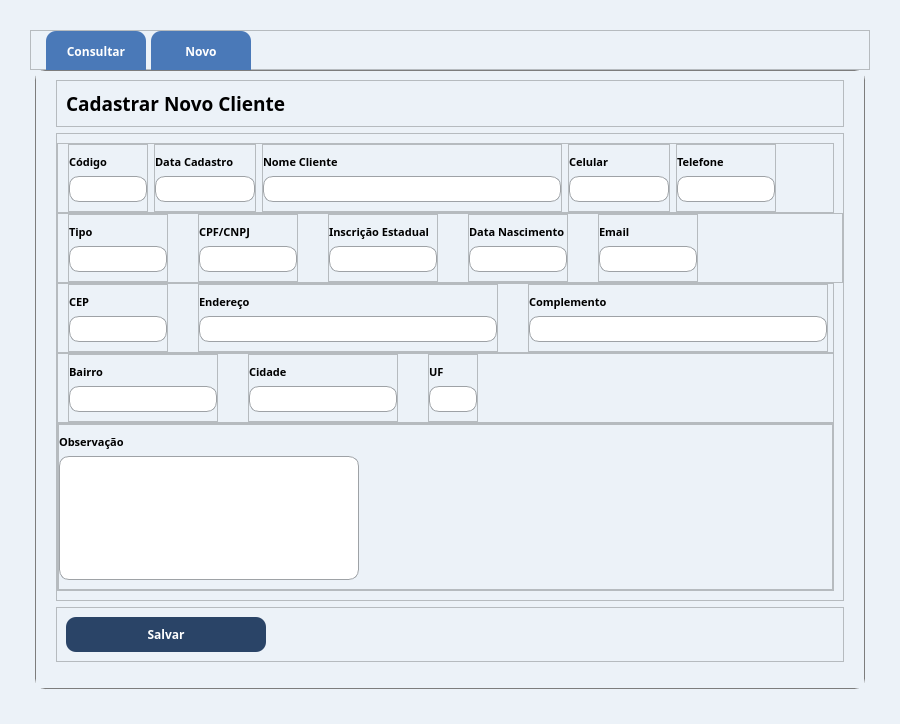
Above: interface/ui/clientes.ui from GsFerreira99/sistema-venda-calcados before the change. Below: the same form after it.
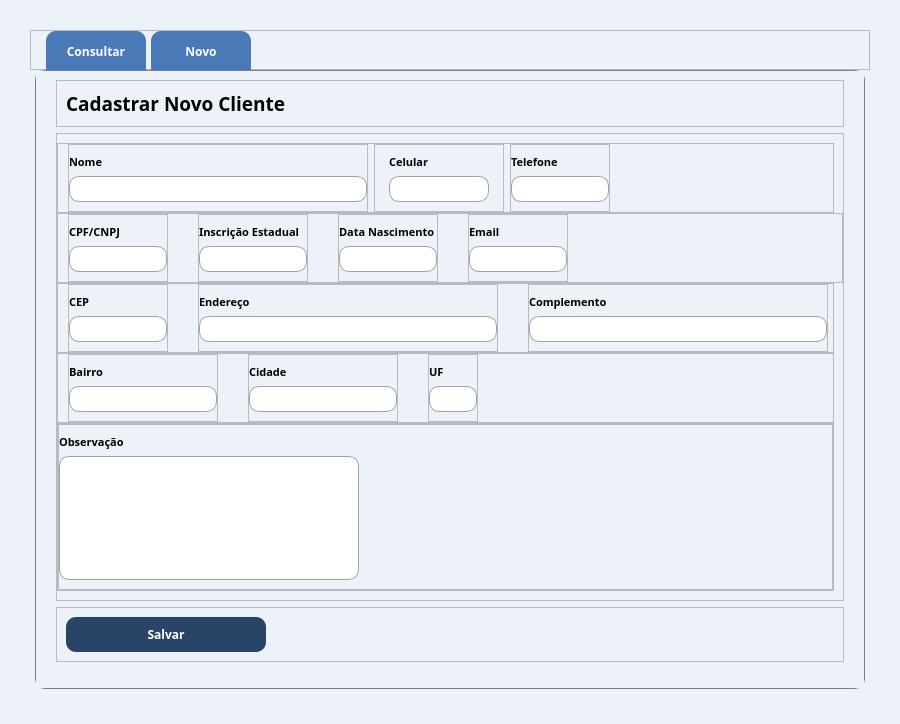
That is the form after the change. The open tabs and pages were chosen to show the change. Icons and pictures are not drawn.

Patch:
```diff
--- a/interface/ui/clientes.ui
+++ b/interface/ui/clientes.ui
@@ -514,7 +514,20 @@
               <number>9</number>
              </property>
              <item row="0" column="4">
-              <widget class="QFrame" name="frame_33">
+              <spacer name="horizontalSpacer_7">
+               <property name="orientation">
+                <enum>Qt::Horizontal</enum>
+               </property>
+               <property name="sizeHint" stdset="0">
+                <size>
+                 <width>40</width>
+                 <height>20</height>
+                </size>
+               </property>
+              </spacer>
+             </item>
+             <item row="0" column="2">
+              <widget class="QFrame" name="frame_29">
                <property name="maximumSize">
                 <size>
                  <width>100</width>
@@ -527,7 +540,7 @@
                <property name="frameShadow">
                 <enum>QFrame::Raised</enum>
                </property>
-               <layout class="QGridLayout" name="gridLayout_30">
+               <layout class="QGridLayout" name="gridLayout_26">
                 <property name="leftMargin">
                  <number>0</number>
                 </property>
@@ -538,7 +551,7 @@
                  <number>0</number>
                 </property>
                 <item row="0" column="0">
-                 <widget class="QLabel" name="label_26">
+                 <widget class="QLabel" name="label_22">
                   <property name="font">
                    <font>
                     <family>Raleway</family>
@@ -548,12 +561,12 @@
                    </font>
                   </property>
                   <property name="text">
-                   <string>Email</string>
+                   <string>Data Nascimento</string>
                   </property>
                  </widget>
                 </item>
                 <item row="1" column="0">
-                 <widget class="QLineEdit" name="input_email">
+                 <widget class="QLineEdit" name="input_nascimento">
                   <property name="sizePolicy">
                    <sizepolicy hsizetype="Expanding" vsizetype="Expanding">
                     <horstretch>0</horstretch>
@@ -584,7 +597,7 @@
                </layout>
               </widget>
              </item>
-             <item row="0" column="2">
+             <item row="0" column="1">
               <widget class="QFrame" name="frame_32">
                <property name="maximumSize">
                 <size>
@@ -655,20 +668,7 @@
                </layout>
               </widget>
              </item>
-             <item row="0" column="5">
-              <spacer name="horizontalSpacer_7">
-               <property name="orientation">
-                <enum>Qt::Horizontal</enum>
-               </property>
-               <property name="sizeHint" stdset="0">
-                <size>
-                 <width>40</width>
-                 <height>20</height>
-                </size>
-               </property>
-              </spacer>
-             </item>
-             <item row="0" column="1">
+             <item row="0" column="0">
               <widget class="QFrame" name="frame_31">
                <property name="maximumSize">
                 <size>
@@ -740,7 +740,7 @@
               </widget>
              </item>
              <item row="0" column="3">
-              <widget class="QFrame" name="frame_29">
+              <widget class="QFrame" name="frame_33">
                <property name="maximumSize">
                 <size>
                  <width>100</width>
@@ -753,7 +753,7 @@
                <property name="frameShadow">
                 <enum>QFrame::Raised</enum>
                </property>
-               <layout class="QGridLayout" name="gridLayout_26">
+               <layout class="QGridLayout" name="gridLayout_30">
                 <property name="leftMargin">
                  <number>0</number>
                 </property>
@@ -764,7 +764,7 @@
                  <number>0</number>
                 </property>
                 <item row="0" column="0">
-                 <widget class="QLabel" name="label_22">
+                 <widget class="QLabel" name="label_26">
                   <property name="font">
                    <font>
                     <family>Raleway</family>
@@ -774,83 +774,12 @@
                    </font>
                   </property>
                   <property name="text">
-                   <string>Data Nascimento</string>
+                   <string>Email</string>
                   </property>
                  </widget>
                 </item>
                 <item row="1" column="0">
-                 <widget class="QLineEdit" name="input_nascimento">
-                  <property name="sizePolicy">
-                   <sizepolicy hsizetype="Expanding" vsizetype="Expanding">
-                    <horstretch>0</horstretch>
-                    <verstretch>0</verstretch>
-                   </sizepolicy>
-                  </property>
-                  <property name="maximumSize">
-                   <size>
-                    <width>16777215</width>
-                    <height>30</height>
-                   </size>
-                  </property>
-                  <property name="font">
-                   <font>
-                    <family>Raleway</family>
-                   </font>
-                  </property>
-                  <property name="styleSheet">
-                   <string notr="true">QLineEdit {
-	background-color:white;
-	border-radius: 10px;
-	border: 1px solid rgb(158, 162, 166);
-	padding-left: 20px;
-}</string>
-                  </property>
-                 </widget>
-                </item>
-               </layout>
-              </widget>
-             </item>
-             <item row="0" column="0">
-              <widget class="QFrame" name="frame_30">
-               <property name="maximumSize">
-                <size>
-                 <width>100</width>
-                 <height>70</height>
-                </size>
-               </property>
-               <property name="frameShape">
-                <enum>QFrame::StyledPanel</enum>
-               </property>
-               <property name="frameShadow">
-                <enum>QFrame::Raised</enum>
-               </property>
-               <layout class="QGridLayout" name="gridLayout_27">
-                <property name="leftMargin">
-                 <number>0</number>
-                </property>
-                <property name="topMargin">
-                 <number>9</number>
-                </property>
-                <property name="rightMargin">
-                 <number>0</number>
-                </property>
-                <item row="0" column="0">
-                 <widget class="QLabel" name="label_23">
-                  <property name="font">
-                   <font>
-                    <family>Raleway</family>
-                    <pointsize>8</pointsize>
-                    <weight>75</weight>
-                    <bold>true</bold>
-                   </font>
-                  </property>
-                  <property name="text">
-                   <string>Tipo</string>
-                  </property>
-                 </widget>
-                </item>
-                <item row="1" column="0">
-                 <widget class="QLineEdit" name="input_tipo">
+                 <widget class="QLineEdit" name="input_email">
                   <property name="sizePolicy">
                    <sizepolicy hsizetype="Expanding" vsizetype="Expanding">
                     <horstretch>0</horstretch>
@@ -1628,160 +1557,6 @@
              <property name="bottomMargin">
               <number>0</number>
              </property>
-             <item>
-              <widget class="QFrame" name="frame_37">
-               <property name="sizePolicy">
-                <sizepolicy hsizetype="Expanding" vsizetype="Preferred">
-                 <horstretch>0</horstretch>
-                 <verstretch>0</verstretch>
-                </sizepolicy>
-               </property>
-               <property name="maximumSize">
-                <size>
-                 <width>80</width>
-                 <height>70</height>
-                </size>
-               </property>
-               <property name="frameShape">
-                <enum>QFrame::StyledPanel</enum>
-               </property>
-               <property name="frameShadow">
-                <enum>QFrame::Raised</enum>
-               </property>
-               <layout class="QGridLayout" name="gridLayout_34">
-                <property name="leftMargin">
-                 <number>0</number>
-                </property>
-                <property name="topMargin">
-                 <number>9</number>
-                </property>
-                <property name="rightMargin">
-                 <number>0</number>
-                </property>
-                <item row="0" column="0">
-                 <widget class="QLabel" name="label_29">
-                  <property name="font">
-                   <font>
-                    <family>Raleway</family>
-                    <pointsize>8</pointsize>
-                    <weight>75</weight>
-                    <bold>true</bold>
-                   </font>
-                  </property>
-                  <property name="text">
-                   <string>Código</string>
-                  </property>
-                 </widget>
-                </item>
-                <item row="1" column="0">
-                 <widget class="QLineEdit" name="input_codigo">
-                  <property name="sizePolicy">
-                   <sizepolicy hsizetype="Expanding" vsizetype="Expanding">
-                    <horstretch>0</horstretch>
-                    <verstretch>0</verstretch>
-                   </sizepolicy>
-                  </property>
-                  <property name="maximumSize">
-                   <size>
-                    <width>16777215</width>
-                    <height>30</height>
-                   </size>
-                  </property>
-                  <property name="font">
-                   <font>
-                    <family>Raleway</family>
-                   </font>
-                  </property>
-                  <property name="styleSheet">
-                   <string notr="true">QLineEdit {
-	background-color:white;
-	border-radius: 10px;
-	border: 1px solid rgb(158, 162, 166);
-	padding-left: 20px;
-}</string>
-                  </property>
-                 </widget>
-                </item>
-               </layout>
-              </widget>
-             </item>
-             <item>
-              <widget class="QFrame" name="frame_42">
-               <property name="sizePolicy">
-                <sizepolicy hsizetype="Expanding" vsizetype="Preferred">
-                 <horstretch>0</horstretch>
-                 <verstretch>0</verstretch>
-                </sizepolicy>
-               </property>
-               <property name="maximumSize">
-                <size>
-                 <width>130</width>
-                 <height>70</height>
-                </size>
-               </property>
-               <property name="frameShape">
-                <enum>QFrame::StyledPanel</enum>
-               </property>
-               <property name="frameShadow">
-                <enum>QFrame::Raised</enum>
-               </property>
-               <layout class="QGridLayout" name="gridLayout_38">
-                <property name="leftMargin">
-                 <number>0</number>
-                </property>
-                <property name="topMargin">
-                 <number>9</number>
-                </property>
-                <property name="rightMargin">
-                 <number>0</number>
-                </property>
-                <item row="0" column="0">
-                 <widget class="QLabel" name="label_35">
-                  <property name="font">
-                   <font>
-                    <family>Raleway</family>
-                    <pointsize>8</pointsize>
-                    <weight>75</weight>
-                    <bold>true</bold>
-                   </font>
-                  </property>
-                  <property name="text">
-                   <string>Data Cadastro</string>
-                  </property>
-                 </widget>
-                </item>
-                <item row="1" column="0">
-                 <widget class="QLineEdit" name="input_data">
-                  <property name="sizePolicy">
-                   <sizepolicy hsizetype="Expanding" vsizetype="Expanding">
-                    <horstretch>0</horstretch>
-                    <verstretch>0</verstretch>
-                   </sizepolicy>
-                  </property>
-                  <property name="maximumSize">
-                   <size>
-                    <width>100</width>
-                    <height>30</height>
-                   </size>
-                  </property>
-                  <property name="font">
-                   <font>
-                    <family>Raleway</family>
-                   </font>
-                  </property>
-                  <property name="styleSheet">
-                   <string notr="true">QLineEdit {
-	background-color:white;
-	border-radius: 10px;
-	border: 1px solid rgb(158, 162, 166);
-	padding-left: 20px;
-}</string>
-                  </property>
-                 </widget>
-                </item>
-               </layout>
-              </widget>
-             </item>
              <item>
               <widget class="QFrame" name="frame_41">
                <property name="sizePolicy">
@@ -1829,7 +1604,7 @@
                    </font>
                   </property>
                   <property name="text">
-                   <string>Nome Cliente</string>
+                   <string>Nome</string>
                   </property>
                  </widget>
                 </item>
```
Left out of the diff: 2 changed lines with no effect on the pictures.
